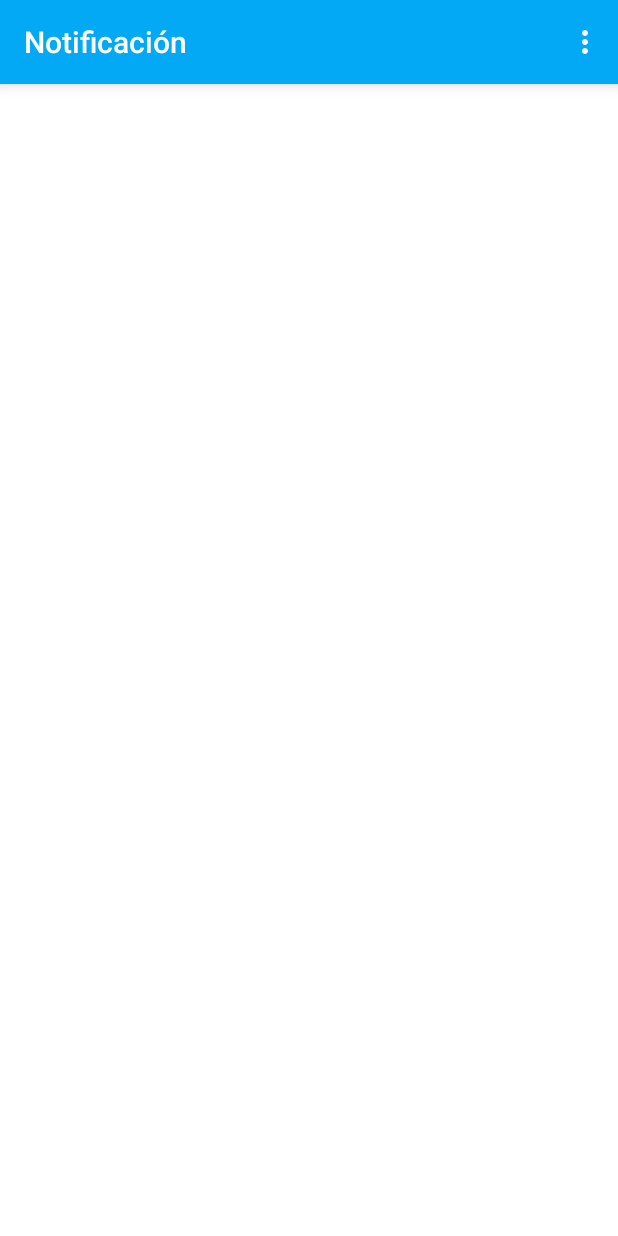
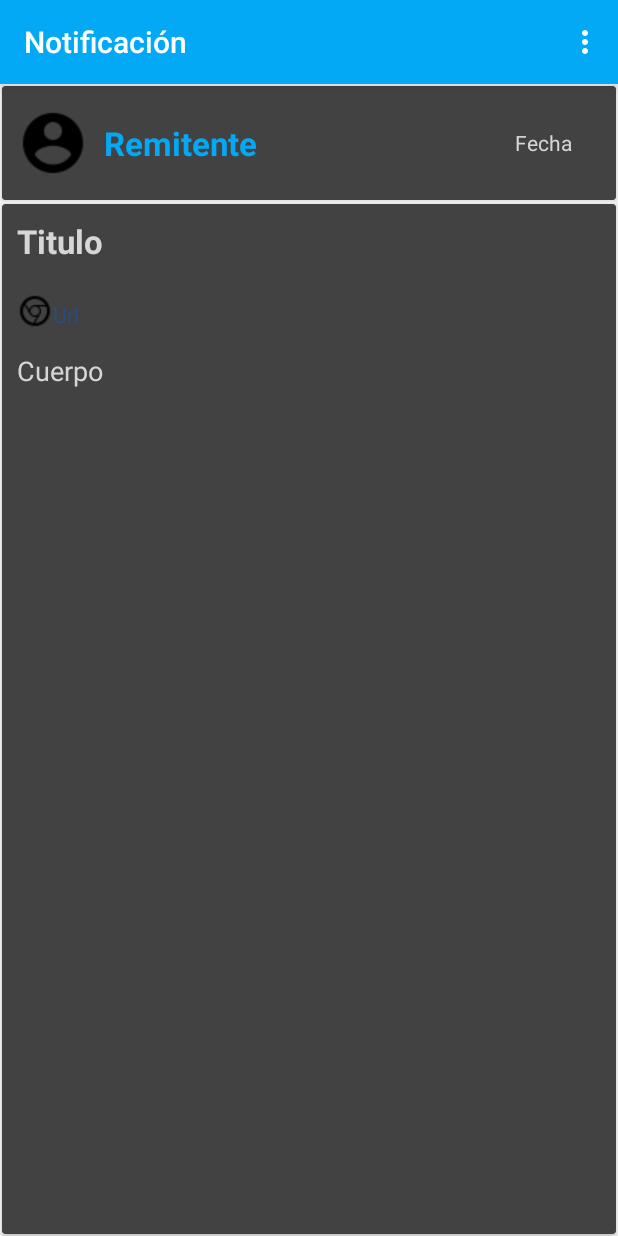
Before and after one commit to jamsac2012/Ubiquo-App, an Android app: the Msg_Activity screen opened directly, with no data from a screen before it, on a phone screen of 412 x 824 dp. Run offline under Robolectric (Android 15) with nearby library versions, the phone set to English and light mode, and no system bars.

Commit message:
19 Refactor:  Msg_Activity y activity_msg.xml
Msg_Activity: Se instancias las variables y objetos que
se van a encargar de cargar la vista de los mensajes que
van ingresando desde la actividad ppal.

activity_msg.xml: Se posicionan y ordenan los widgets de
los diferentes textos que se van cargar dinamicamente con
el intent que viene con el evento OnClick desde la Activity
ppal.

```diff
--- a/app/src/main/java/la/applica/ubiquo/MainActivity.java
+++ b/app/src/main/java/la/applica/ubiquo/MainActivity.java
@@ -122,7 +122,7 @@ public class MainActivity extends AppCompatActivity{
 
     public void pasar(){
         Intent i = new Intent(this, Msg_Activity.class);
-        //i.putExtra("titulo", notificaciones.get(mRecyclerView.getChildPosition()))
+        //i.putExtra("titulo", onOptionsItemSelected(get))
         startActivity(i);
     }
 
--- a/app/src/main/java/la/applica/ubiquo/Msg_Activity.java
+++ b/app/src/main/java/la/applica/ubiquo/Msg_Activity.java
@@ -6,6 +6,7 @@ import android.support.v7.app.AppCompatActivity;
 import android.support.v7.widget.Toolbar;
 import android.view.Menu;
 import android.view.MenuItem;
+import android.widget.TextView;
 
 
 public class Msg_Activity extends AppCompatActivity {
@@ -18,6 +19,16 @@ public class Msg_Activity extends AppCompatActivity {
         Toolbar toolbar = (Toolbar) findViewById(R.id.activity_my_toolbar);
         toolbar.setTitle("Notificación");
         setSupportActionBar(toolbar);
+
+        TextView titulo, cuerpo, remitente, fecha, url;
+
+        titulo = (TextView)findViewById(R.id.tv_msg_titulo);
+        cuerpo = (TextView) findViewById(R.id.tv_msg_cuerpo);
+        remitente = (TextView) findViewById(R.id.tv_msg_remitente);
+        fecha = (TextView) findViewById(R.id.tv_msg_fecha);
+        url = (TextView) findViewById(R.id.tv_msg_url);
+
+
     }
 
     @Override
--- a/app/src/main/res/drawable/myrect.xml
+++ /dev/null
@@ -1,6 +0,0 @@
-<?xml version="1.0" encoding="utf-8"?>
-<shape xmlns:android="http://schemas.android.com/apk/res/android"
-    android:shape="rectangle">
-    <solid android:color="#8ec4cb" />
-    <corners android:radius="10dp" />
-</shape>
--- a/app/src/main/res/layout/activity_msg_.xml
+++ b/app/src/main/res/layout/activity_msg_.xml
@@ -10,18 +10,125 @@
         android:layout_width="match_parent"
         android:layout_height="wrap_content"/>
 
-    <TextView
+    <android.support.v7.widget.CardView
+        xmlns:android="http://schemas.android.com/apk/res/android"
+        xmlns:card_view="http://schemas.android.com/apk/res-auto"
+        android:foreground="?android:attr/selectableItemBackground"
+        android:clickable="true"
+        android:layout_margin="1dp"
+        android:id="@+id/card_remitente"
+        android:layout_width="fill_parent"
+        android:layout_height="wrap_content"
+        card_view:cardElevation="3dp"
+        card_view:cardCornerRadius="2dp">
+
+        <RelativeLayout
+            android:layout_width="match_parent"
+            android:layout_height="76dp"
+            android:padding="10dp">
+
+                <ImageView
+                    android:layout_width="wrap_content"
+                    android:layout_height="wrap_content"
+                    android:scaleType="fitCenter"
+                    android:layout_marginRight="10dp"
+                    android:id="@+id/img_avatar"
+                    android:src="@drawable/account_circle_48"
+                    android:layout_centerVertical="true" />
+
+                <TextView
+                    android:layout_width="wrap_content"
+                    android:layout_height="wrap_content"
+                    android:textAppearance="?android:attr/textAppearanceLarge"
+                    android:text="Remitente"
+                    android:textColor="@color/primary_color"
+                    android:textStyle="bold"
+                    android:id="@+id/tv_msg_remitente"
+                    android:layout_centerVertical="true"
+                    android:layout_toRightOf="@+id/img_avatar"
+                    android:layout_toEndOf="@+id/img_avatar" />
+
+                <TextView
+                    android:layout_width="wrap_content"
+                    android:layout_height="wrap_content"
+                    android:textAppearance="?android:attr/textAppearanceSmall"
+                    android:text="Fecha"
+                    android:textColor="@color/abc_input_method_navigation_guard"
+                    android:id="@+id/tv_msg_fecha"
+                    android:layout_centerVertical="true"
+                    android:layout_alignParentRight="true"
+                    android:layout_alignParentEnd="true"
+                    android:layout_marginRight="19dp"
+                    android:layout_marginEnd="19dp" />
+
+        </RelativeLayout>
+
+    </android.support.v7.widget.CardView>
+
+    <android.support.v7.widget.CardView
+        xmlns:android="http://schemas.android.com/apk/res/android"
+        xmlns:card_view="http://schemas.android.com/apk/res-auto"
+        android:foreground="?android:attr/selectableItemBackground"
+        android:clickable="true"
+        android:layout_margin="1dp"
+        android:id="@+id/card_msg"
         android:layout_width="match_parent"
-        android:layout_height="wrap_content"
-        android:textAppearance="?android:attr/textAppearanceLarge"
-        android:text="Large Text"
-        android:id="@+id/tv_msg_titulo" />
+        android:layout_height="match_parent"
+        card_view:cardElevation="3dp"
+        card_view:cardCornerRadius="2dp">
 
-    <TextView
-        android:layout_width="183dp"
-        android:layout_height="wrap_content"
-        android:textAppearance="?android:attr/textAppearanceMedium"
-        android:text="Medium Text"
-        android:id="@+id/textView" />
+        <RelativeLayout
+            android:layout_width="match_parent"
+            android:layout_height="wrap_content"
+            android:padding="10dp">
+
+            <TextView
+                android:layout_width="wrap_content"
+                android:layout_height="wrap_content"
+                android:textAppearance="?android:attr/textAppearanceLarge"
+                android:text="Titulo"
+                android:textColor="@color/abc_input_method_navigation_guard"
+                android:textStyle="bold"
+                android:id="@+id/tv_msg_titulo"
+                android:layout_marginBottom="20dp"
+                android:layout_alignParentTop="true"
+                android:layout_alignParentLeft="true"
+                android:layout_alignParentStart="true" />
+
+            <TextView
+                android:layout_width="match_parent"
+                android:layout_height="wrap_content"
+                android:textAppearance="?android:attr/textAppearanceMedium"
+                android:text="Cuerpo"
+                android:layout_marginTop="15dp"
+                android:textColor="@color/abc_input_method_navigation_guard"
+                android:id="@+id/tv_msg_cuerpo"
+                android:layout_below="@+id/img_url"
+                android:layout_alignParentLeft="true"
+                android:layout_alignParentStart="true" />
+
+            <ImageView
+                android:layout_width="wrap_content"
+                android:layout_height="wrap_content"
+                android:id="@+id/img_url"
+                android:src="@drawable/google_chrome_24"
+                android:layout_below="@+id/tv_msg_titulo"
+                android:layout_alignLeft="@+id/tv_msg_cuerpo"
+                android:layout_alignStart="@+id/tv_msg_cuerpo" />
+
+            <TextView
+                android:layout_width="wrap_content"
+                android:layout_height="wrap_content"
+                android:textAppearance="?android:attr/textAppearanceSmall"
+                android:text="Url"
+                android:textColor="@color/primary_dark_color"
+                android:id="@+id/tv_msg_url"
+                android:layout_alignBottom="@+id/img_url"
+                android:layout_toRightOf="@+id/img_url"
+                android:layout_toEndOf="@+id/img_url" />
+
+        </RelativeLayout>
+
+    </android.support.v7.widget.CardView>
 
 </LinearLayout>
--- a/app/src/main/res/layout/card_row.xml
+++ b/app/src/main/res/layout/card_row.xml
@@ -4,10 +4,11 @@
     xmlns:card_view="http://schemas.android.com/apk/res-auto"
     android:foreground="?android:attr/selectableItemBackground"
     android:clickable="true"
-    android:layout_margin="2dp"
+    android:layout_margin="3dp"
     android:id="@+id/card_view"
     android:layout_width="fill_parent"
     android:layout_height="wrap_content"
+    card_view:cardElevation="3dp"
     card_view:cardCornerRadius="2dp">
 
     <RelativeLayout
@@ -31,7 +32,7 @@
             android:text="Titulo"
             android:id="@+id/tv_titulo"
             android:textStyle="bold"
-            android:textColor="@color/accent_material_light"
+            android:textColor="@color/abc_input_method_navigation_guard"
             android:layout_below="@+id/tv_remite"
             android:layout_alignLeft="@+id/tv_remite"
             android:layout_alignStart="@+id/tv_remite" />
```
Also changed, not shown: app/src/main/res/drawable/account_circle_48.png (added), app/src/main/res/drawable/google_chrome_24.png (added), app/src/main/res/drawable/web_24.png (added).
